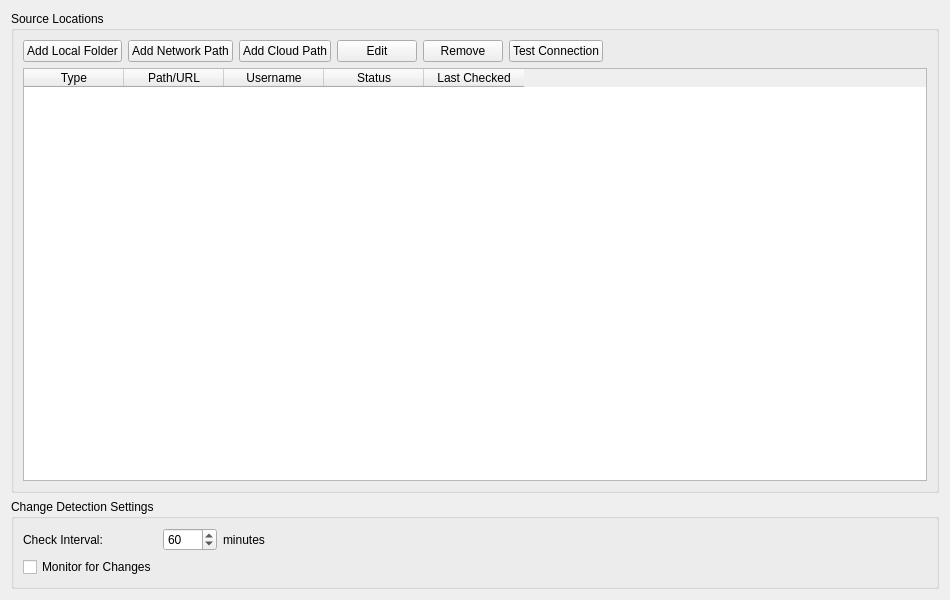
This is QT/AutomatedBackupFile/sourcestab.ui in alimajidi62/Automate_Backup_File as Qt 5 draws it before an edit. The edited form follows.
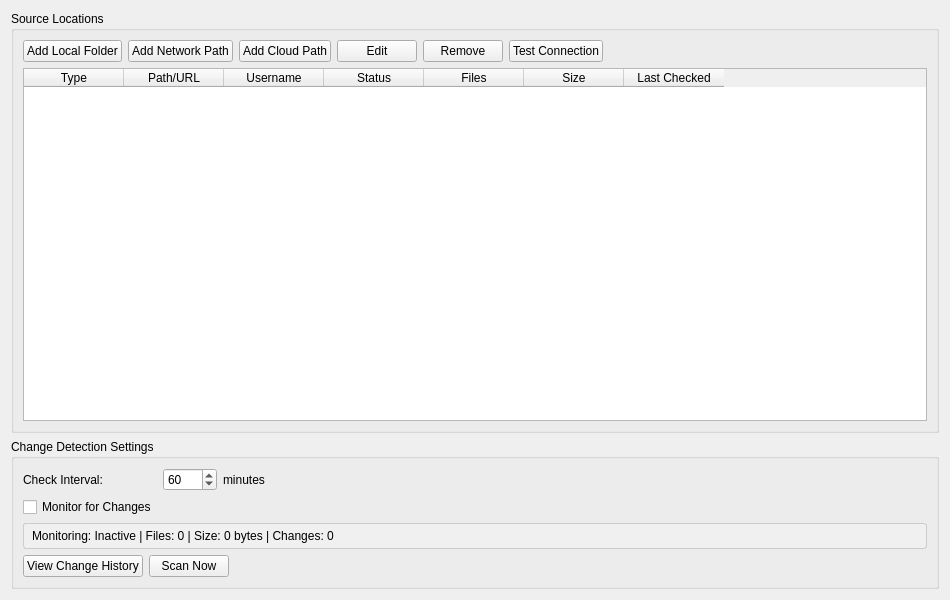
This is the edited form.

Commit message: change ui for source tabe

What changed in the file:
```diff
--- a/QT/AutomatedBackupFile/sourcestab.ui
+++ b/QT/AutomatedBackupFile/sourcestab.ui
@@ -82,7 +82,7 @@
       <item>
        <widget class="QTableWidget" name="tableSourceList">
         <property name="columnCount">
-         <number>5</number>
+         <number>7</number>
         </property>
         <attribute name="horizontalHeaderVisible">
          <bool>true</bool>
@@ -107,6 +107,16 @@
           <string>Status</string>
          </property>
         </column>
+        <column>
+         <property name="text">
+          <string>Files</string>
+         </property>
+        </column>
+        <column>
+         <property name="text">
+          <string>Size</string>
+         </property>
+        </column>
         <column>
          <property name="text">
           <string>Last Checked</string>
@@ -174,6 +184,47 @@
         </property>
        </widget>
       </item>
+      <item row="2" column="0" colspan="2">
+       <widget class="QLabel" name="lblMonitoringStatus">
+        <property name="text">
+         <string>Monitoring: Inactive | Files: 0 | Size: 0 bytes | Changes: 0</string>
+        </property>
+        <property name="styleSheet">
+         <string notr="true">QLabel { padding: 5px; background-color: #f0f0f0; border: 1px solid #ccc; border-radius: 3px; }</string>
+        </property>
+       </widget>
+      </item>
+      <item row="3" column="0" colspan="2">
+       <layout class="QHBoxLayout" name="horizontalLayout_3">
+        <item>
+         <widget class="QPushButton" name="btnViewSourceChanges">
+          <property name="text">
+           <string>View Change History</string>
+          </property>
+         </widget>
+        </item>
+        <item>
+         <widget class="QPushButton" name="btnRefreshSourceScan">
+          <property name="text">
+           <string>Scan Now</string>
+          </property>
+         </widget>
+        </item>
+        <item>
+         <spacer name="horizontalSpacer_3">
+          <property name="orientation">
+           <enum>Qt::Horizontal</enum>
+          </property>
+          <property name="sizeHint" stdset="0">
+           <size>
+            <width>40</width>
+            <height>20</height>
+           </size>
+          </property>
+         </spacer>
+        </item>
+       </layout>
+      </item>
      </layout>
     </widget>
    </item>
```
The commit also changes 1 other file.
